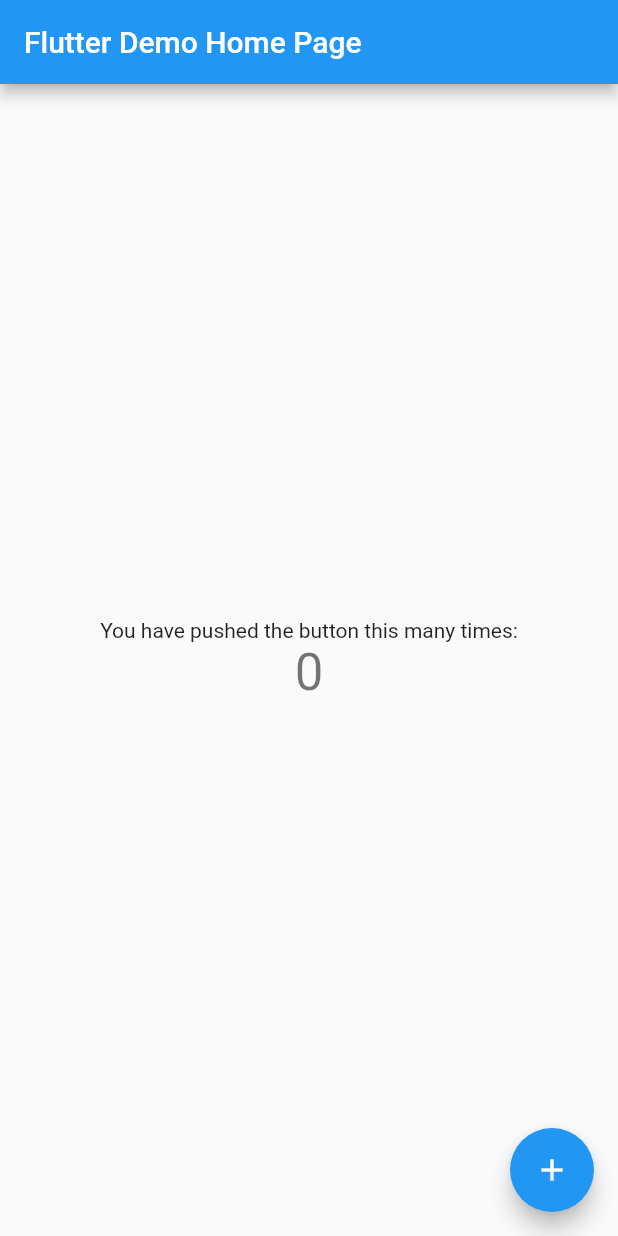
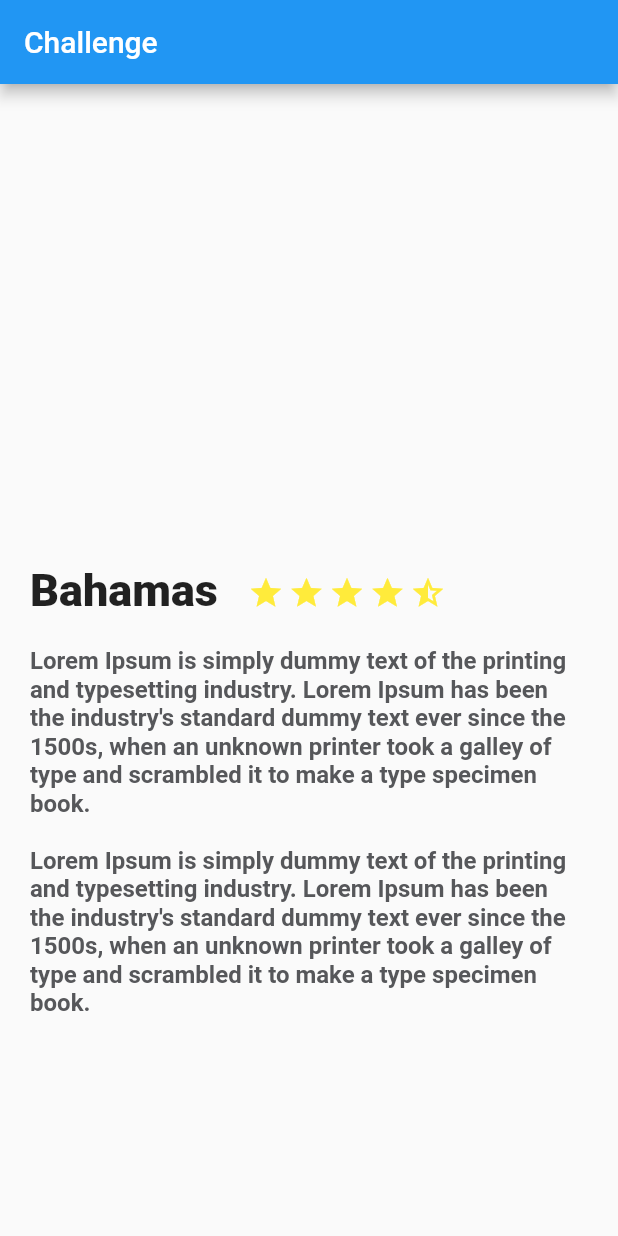
Before and after one commit to miaborjaac/flutter, a Flutter app: the screen it shows after launch, on a phone screen of 412 x 824 dp. Run offline on Flutter 3.47's test engine with Material 2 defaults, Android fonts, the phone set to English and light mode, and no system bars.

Commit message:
Feat: Stars and description

```diff
--- /dev/null
+++ b/lib/description_place.dart
@@ -0,0 +1,57 @@
+import 'package:flutter/cupertino.dart';
+import 'package:flutter/material.dart';
+
+class DescriptionPlace extends StatelessWidget {
+  String namePlace;
+  int stars;
+  String descriptionPlace;
+
+  DescriptionPlace(this.namePlace, this.stars, this.descriptionPlace);
+
+  @override
+  Widget build(BuildContext context) {
+    final star_half = Container(
+      margin: EdgeInsets.only(top: 323.0, right: 3.0),
+      child: Icon(Icons.star_half, color: Colors.yellow),
+    );
+
+    final star_border = Container(
+        margin: EdgeInsets.only(top: 323.0, right: 3.0),
+        child: Icon(Icons.star_border, color: Colors.yellow));
+
+    final star = Container(
+        margin: EdgeInsets.only(top: 323.0, right: 3.0),
+        child: Icon(Icons.star, color: Colors.yellow));
+
+    final title_stars = Row(
+      children: <Widget>[
+        Container(
+          margin: EdgeInsets.only(top: 320.0, left: 20.0, right: 20.0),
+          child: Text(
+            namePlace,
+            style: TextStyle(fontSize: 30.0, fontWeight: FontWeight.w900),
+            textAlign: TextAlign.left,
+          ),
+        ),
+        Row(
+          children: <Widget>[star, star, star, star, star_half],
+        )
+      ],
+    );
+
+    final description = Container(
+      margin: new EdgeInsets.only(top: 20.0, left: 20.0, right: 20.0),
+      child: new Text(
+        descriptionPlace,
+        style: const TextStyle(
+            fontSize: 16.0,
+            fontWeight: FontWeight.bold,
+            color: Color(0xFF56575a)),
+      ),
+    );
+
+    return Column(
+      children: <Widget>[title_stars, description],
+    );
+  }
+}
--- a/lib/main.dart
+++ b/lib/main.dart
@@ -1,4 +1,5 @@
 import 'package:flutter/material.dart';
+import 'description_place.dart';
 
 void main() {
   runApp(MyApp());
@@ -6,108 +7,23 @@ void main() {
 
 class MyApp extends StatelessWidget {
   // This widget is the root of your application.
+  String descriptionDummy =
+      "Lorem Ipsum is simply dummy text of the printing and typesetting industry. Lorem Ipsum has been the industry's standard dummy text ever since the 1500s, when an unknown printer took a galley of type and scrambled it to make a type specimen book. \n\nLorem Ipsum is simply dummy text of the printing and typesetting industry. Lorem Ipsum has been the industry's standard dummy text ever since the 1500s, when an unknown printer took a galley of type and scrambled it to make a type specimen book.";
+
   @override
   Widget build(BuildContext context) {
     return MaterialApp(
-      title: 'Flutter Demo',
-      theme: ThemeData(
-        // This is the theme of your application.
-        //
-        // Try running your application with "flutter run". You'll see the
-        // application has a blue toolbar. Then, without quitting the app, try
-        // changing the primarySwatch below to Colors.green and then invoke
-        // "hot reload" (press "r" in the console where you ran "flutter run",
-        // or simply save your changes to "hot reload" in a Flutter IDE).
-        // Notice that the counter didn't reset back to zero; the application
-        // is not restarted.
-        primarySwatch: Colors.blue,
-      ),
-      home: MyHomePage(title: 'Flutter Demo Home Page'),
-    );
+        title: 'Flutter Demo',
+        theme: ThemeData(
+          primarySwatch: Colors.blue,
+        ),
+        home: Scaffold(
+          appBar: AppBar(
+            title: Text("Challenge",
+                textAlign: TextAlign.center,
+                style: TextStyle(color: Colors.white)),
+          ),
+          body: new DescriptionPlace("Bahamas", 4, descriptionDummy),
+        ));
   }
 }
-
-class MyHomePage extends StatefulWidget {
-  MyHomePage({Key? key, required this.title}) : super(key: key);
-
-  // This widget is the home page of your application. It is stateful, meaning
-  // that it has a State object (defined below) that contains fields that affect
-  // how it looks.
-
-  // This class is the configuration for the state. It holds the values (in this
-  // case the title) provided by the parent (in this case the App widget) and
-  // used by the build method of the State. Fields in a Widget subclass are
-  // always marked "final".
-
-  final String title;
-
-  @override
-  _MyHomePageState createState() => _MyHomePageState();
-}
-
-class _MyHomePageState extends State<MyHomePage> {
-  int _counter = 0;
-
-  void _incrementCounter() {
-    setState(() {
-      // This call to setState tells the Flutter framework that something has
-      // changed in this State, which causes it to rerun the build method below
-      // so that the display can reflect the updated values. If we changed
-      // _counter without calling setState(), then the build method would not be
-      // called again, and so nothing would appear to happen.
-      _counter++;
-    });
-  }
-
-  @override
-  Widget build(BuildContext context) {
-    // This method is rerun every time setState is called, for instance as done
-    // by the _incrementCounter method above.
-    //
-    // The Flutter framework has been optimized to make rerunning build methods
-    // fast, so that you can just rebuild anything that needs updating rather
-    // than having to individually change instances of widgets.
-    return Scaffold(
-      appBar: AppBar(
-        // Here we take the value from the MyHomePage object that was created by
-        // the App.build method, and use it to set our appbar title.
-        title: Text(widget.title),
-      ),
-      body: Center(
-        // Center is a layout widget. It takes a single child and positions it
-        // in the middle of the parent.
-        child: Column(
-          // Column is also a layout widget. It takes a list of children and
-          // arranges them vertically. By default, it sizes itself to fit its
-          // children horizontally, and tries to be as tall as its parent.
-          //
-          // Invoke "debug painting" (press "p" in the console, choose the
-          // "Toggle Debug Paint" action from the Flutter Inspector in Android
-          // Studio, or the "Toggle Debug Paint" command in Visual Studio Code)
-          // to see the wireframe for each widget.
-          //
-          // Column has various properties to control how it sizes itself and
-          // how it positions its children. Here we use mainAxisAlignment to
-          // center the children vertically; the main axis here is the vertical
-          // axis because Columns are vertical (the cross axis would be
-          // horizontal).
-          mainAxisAlignment: MainAxisAlignment.center,
-          children: <Widget>[
-            Text(
-              'You have pushed the button this many times:',
-            ),
-            Text(
-              '$_counter',
-              style: Theme.of(context).textTheme.headline4,
-            ),
-          ],
-        ),
-      ),
-      floatingActionButton: FloatingActionButton(
-        onPressed: _incrementCounter,
-        tooltip: 'Increment',
-        child: Icon(Icons.add),
-      ), // This trailing comma makes auto-formatting nicer for build methods.
-    );
-  }
-}
```
